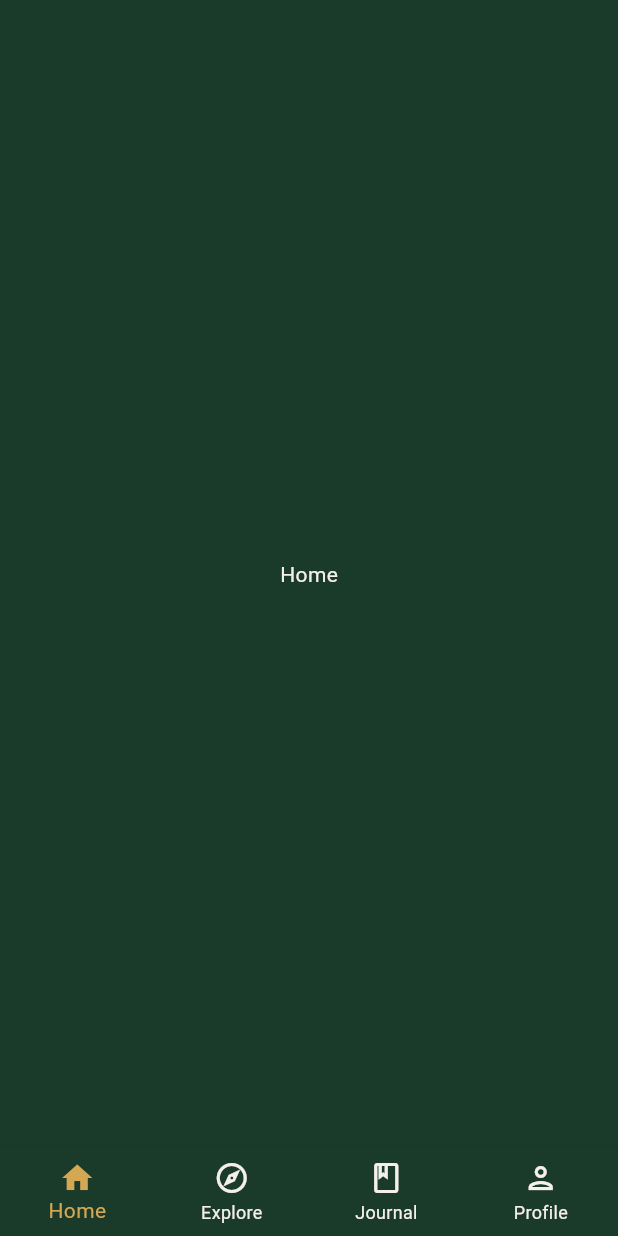
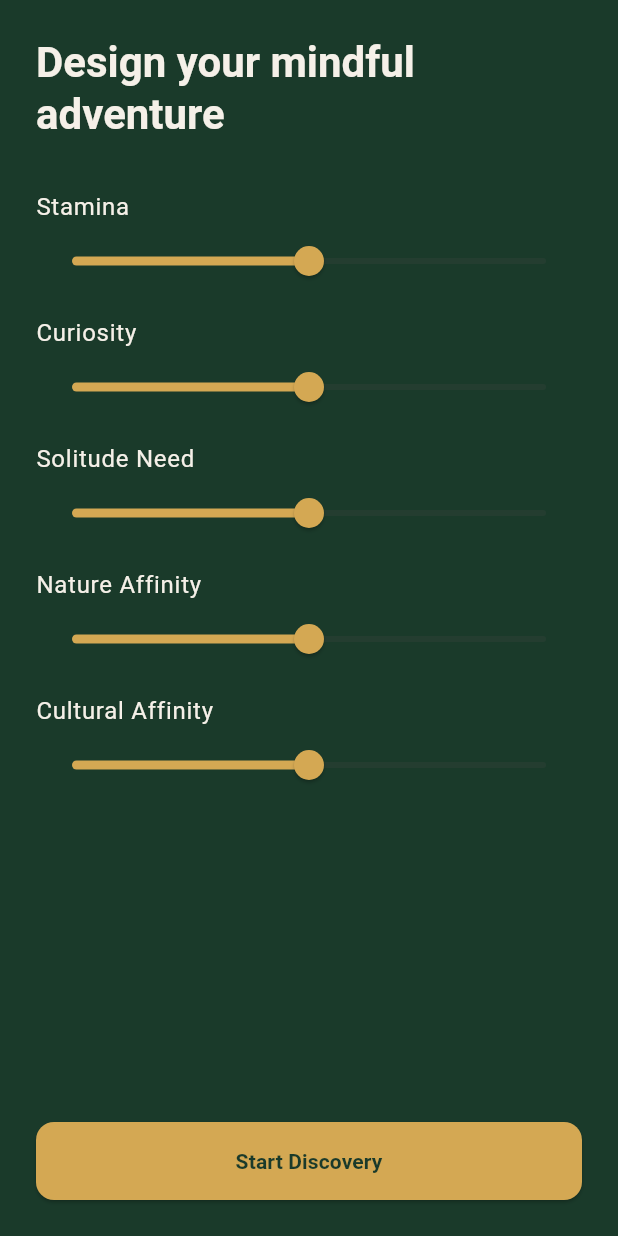
Before and after one commit to jhaienz/ZenVlog, a Flutter app: the screen it shows after launch, on a phone screen of 412 x 824 dp. Run offline on Flutter 3.47's test engine with Material 3 defaults, Android fonts, the phone set to English and light mode, and no system bars; our stand-ins replace flutter_riverpod, go_router, isar, riverpod_annotation, supabase_flutter; accounts and stored records are empty; generated files the repository leaves out were written again.

Commit message:
feat: onboarding screen writes Persona, gated by router redirect
Co-Authored-By: Claude Fable 5 <noreply@anthropic.com>

```diff
--- a/lib/app/router.dart
+++ b/lib/app/router.dart
@@ -2,6 +2,8 @@ import 'package:flutter/material.dart';
 import 'package:go_router/go_router.dart';
 import '../core/auth/auth_service.dart';
 import '../features/auth/sign_in_screen.dart';
+import '../features/onboarding/onboarding_gate.dart';
+import '../features/onboarding/onboarding_screen.dart';
 import '../features/home/home_screen.dart';
 import '../features/explore/explore_screen.dart';
 import '../features/journal/journal_screen.dart';
@@ -24,12 +26,16 @@ final router = GoRouter(
   redirect: (context, state) {
     final signedIn = AuthService.isSignedIn;
     final onSignIn = state.matchedLocation == kSignInRoute;
+    final onOnboarding = state.matchedLocation == kOnboardingRoute;
     if (!signedIn && !onSignIn) return kSignInRoute;
     if (signedIn && onSignIn) return kHomeRoute;
+    if (signedIn && OnboardingGate.needed && !onOnboarding) return kOnboardingRoute;
+    if (signedIn && !OnboardingGate.needed && onOnboarding) return kHomeRoute;
     return null;
   },
   routes: [
     GoRoute(path: kSignInRoute, builder: (_, __) => const SignInScreen()),
+    GoRoute(path: kOnboardingRoute, builder: (_, __) => const OnboardingScreen()),
     ShellRoute(
       builder: (context, state, child) => _NavShell(child: child),
       routes: [
--- /dev/null
+++ b/lib/features/onboarding/onboarding_screen.dart
@@ -0,0 +1,80 @@
+import 'package:flutter/material.dart';
+import 'package:flutter_riverpod/flutter_riverpod.dart';
+import 'package:go_router/go_router.dart';
+import '../persona/persona.dart';
+import '../persona/persona_provider.dart';
+import '../../app/router.dart';
+
+class OnboardingScreen extends ConsumerStatefulWidget {
+  const OnboardingScreen({super.key});
+  @override
+  ConsumerState<OnboardingScreen> createState() => _OnboardingScreenState();
+}
+
+class _OnboardingScreenState extends ConsumerState<OnboardingScreen> {
+  double _stamina = 0.5;
+  double _curiosity = 0.5;
+  double _solitudeNeed = 0.5;
+  double _natureAffinity = 0.5;
+  double _culturalAffinity = 0.5;
+
+  @override
+  Widget build(BuildContext context) {
+    return Scaffold(
+      body: SafeArea(
+        child: Padding(
+          padding: const EdgeInsets.all(24),
+          child: Column(
+            crossAxisAlignment: CrossAxisAlignment.start,
+            children: [
+              Text('Design your mindful adventure',
+                  style: Theme.of(context).textTheme.headlineLarge),
+              const SizedBox(height: 32),
+              Expanded(
+                child: ListView(
+                  children: [
+                    _slider('Stamina', _stamina, (v) => setState(() => _stamina = v)),
+                    _slider('Curiosity', _curiosity, (v) => setState(() => _curiosity = v)),
+                    _slider('Solitude Need', _solitudeNeed, (v) => setState(() => _solitudeNeed = v)),
+                    _slider('Nature Affinity', _natureAffinity, (v) => setState(() => _natureAffinity = v)),
+                    _slider('Cultural Affinity', _culturalAffinity, (v) => setState(() => _culturalAffinity = v)),
+                  ],
+                ),
+              ),
+              SizedBox(
+                width: double.infinity,
+                child: ElevatedButton(
+                  onPressed: _start,
+                  child: const Text('Start Discovery'),
+                ),
+              ),
+            ],
+          ),
+        ),
+      ),
+    );
+  }
+
+  Widget _slider(String label, double value, ValueChanged<double> onChanged) {
+    return Column(
+      crossAxisAlignment: CrossAxisAlignment.start,
+      children: [
+        Text(label, style: Theme.of(context).textTheme.bodyLarge),
+        Slider(value: value, onChanged: onChanged, activeColor: const Color(0xFFD4A853)),
+        const SizedBox(height: 12),
+      ],
+    );
+  }
+
+  Future<void> _start() async {
+    final persona = Persona.fromSliders(
+      stamina: _stamina,
+      curiosity: _curiosity,
+      solitudeNeed: _solitudeNeed,
+      natureAffinity: _natureAffinity,
+      culturalAffinity: _culturalAffinity,
+    );
+    await ref.read(personaNotifierProvider.notifier).save(persona);
+    if (mounted) context.go(kExploreRoute);
+  }
+}
--- a/lib/features/persona/persona_provider.dart
+++ b/lib/features/persona/persona_provider.dart
@@ -1,3 +1,4 @@
+import 'package:isar/isar.dart';
 import 'package:riverpod_annotation/riverpod_annotation.dart';
 import '../../core/db/isar_service.dart';
 import '../onboarding/onboarding_gate.dart';
@@ -9,7 +10,7 @@ class PersonaNotifier extends _$PersonaNotifier {
   @override
   Future<Persona?> build() async {
     final isar = IsarService.instance;
-    return isar.personas.where().findFirst();
+    return isar.personas.where().anyId().findFirst();
   }
 
   Future<void> save(Persona persona) async {
@@ -21,9 +22,4 @@ class PersonaNotifier extends _$PersonaNotifier {
     OnboardingGate.needed = false;
     state = AsyncData(persona);
   }
-
-  Future<void> update(Persona updated) async {
-    updated.updatedAt = DateTime.now();
-    await save(updated);
-  }
 }
--- a/lib/main.dart
+++ b/lib/main.dart
@@ -1,13 +1,18 @@
 import 'package:flutter/material.dart';
 import 'package:flutter_riverpod/flutter_riverpod.dart';
+import 'package:isar/isar.dart';
 import 'app/router.dart';
 import 'app/theme.dart';
 import 'core/auth/auth_service.dart';
+import 'core/db/isar_service.dart';
+import 'features/onboarding/onboarding_gate.dart';
+import 'features/persona/persona.dart';
 
 void main() async {
   WidgetsFlutterBinding.ensureInitialized();
-  // Isar opens in Phase 2 when the first collection schema exists.
   await AuthService.initialize();
+  final isar = await IsarService.open([PersonaSchema]);
+  OnboardingGate.needed = await isar.personas.where().anyId().findFirst() == null;
   runApp(const ProviderScope(child: _App()));
 }
 
```
Also changed, not shown: 1 other file.
